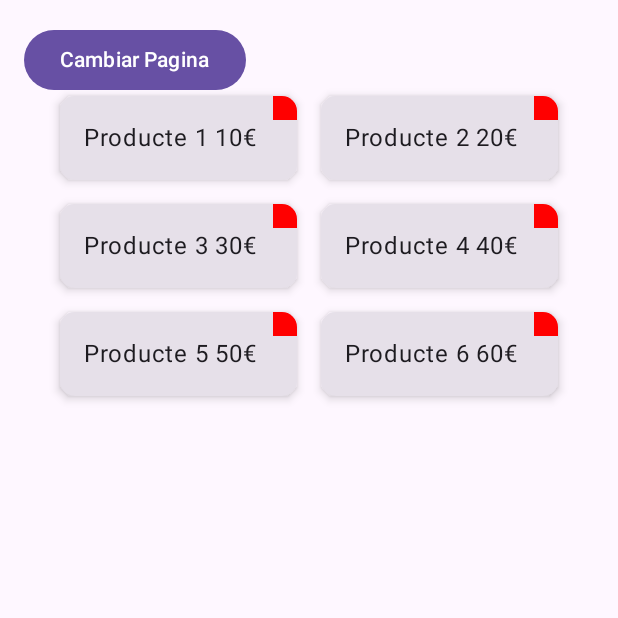
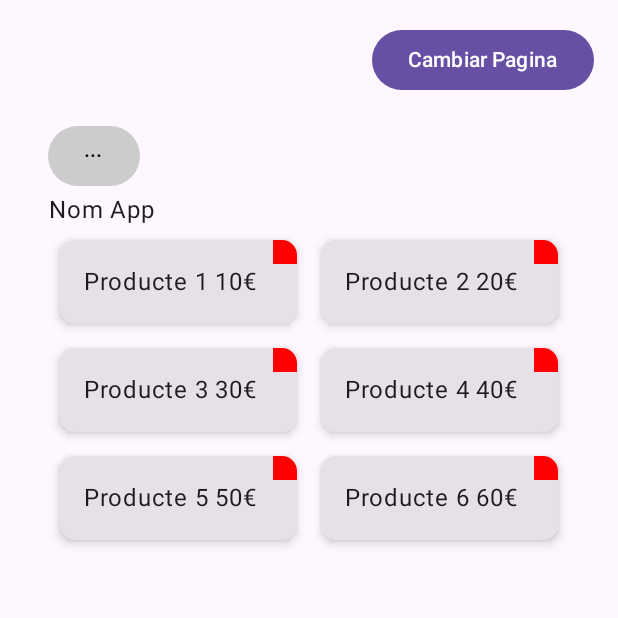
Before and after one commit to inspedralbes/transversal-tr1-2024-2025-android-dam_24_25_tr1g3_android, an Android app built with Jetpack Compose: the screen it shows after launch (MainActivity), after a tap on "Cambiar Pagina", on a phone screen of 412 x 824 dp, the top half of it. Run offline under Robolectric (Android 15) with nearby library versions, the phone set to English and light mode, and no system bars; pictures from the network do not load.

Commit message:
Comenzar a crear la pantalla d'Opcions

```diff
--- a/app/src/main/java/com/example/myapp/MainActivity.kt
+++ b/app/src/main/java/com/example/myapp/MainActivity.kt
@@ -17,6 +17,7 @@ import androidx.compose.foundation.layout.padding
 import androidx.compose.material3.Button
 import androidx.compose.material3.Surface
 import androidx.compose.material3.Text
+import androidx.compose.ui.Alignment
 import androidx.compose.ui.tooling.preview.Preview
 import androidx.compose.ui.unit.dp
 import androidx.compose.ui.unit.sp
@@ -34,52 +35,11 @@ class MainActivity : AppCompatActivity() {
         enableEdgeToEdge()
         super.onCreate(savedInstanceState)
         setContent {
-            val navController = rememberNavController()
             AppTheme {
                 Surface(modifier = Modifier.padding(16.dp).fillMaxSize()){
-                    NavHost(navController = navController, startDestination = "Carrito") {
-                        composable("App") { AppScreen1(navController) }
-                        composable("Carrito") { CarritoScreen1(navController) }
-                    }
+                    NavHost1()
                 }
             }
         }
     }
 }
-
-@Composable
-fun AppScreen1(navController: NavController) {
-    // Aquí és on configurarem el ViewModel com abans
-    val viewModel: AppViewModel = viewModel()
-    AppScreen(viewModel)
-
-    // Botó per navegar a la pantalla de detalls
-    Column {
-        Button(onClick = { navController.navigate("Carrito") }) {
-            Text("Cambiar Pagina")
-        }
-    }
-}
-
-@Composable
-fun CarritoScreen1(navController: NavController) {
-    val viewModel: AppViewModel = viewModel()
-    CarritoScreen(viewModel)
-    // Contingut de la pantalla de detalls
-    Column {
-        Text(text = "Aquesta és la pantalla de detalls", fontSize = 24.sp)
-        Button(onClick = { navController.navigate("App") }) {
-            Text("Cambiar Pagina")
-        }
-    }
-}
-
-@Preview(showBackground = true)
-@Composable
-fun DefaultPreview() {
-    val navController = rememberNavController()
-    NavHost(navController = navController, startDestination = "Carrito") {
-        composable("App") { AppScreen1(navController) }
-        composable("Home") { CarritoScreen1(navController) }
-    }
-}
--- a/app/src/main/java/com/example/myapp/ui/AppScreen.kt
+++ b/app/src/main/java/com/example/myapp/ui/AppScreen.kt
@@ -37,6 +37,8 @@ import com.example.myapp.data.*
 import androidx.compose.ui.Alignment
 import androidx.activity.viewModels
 import androidx.compose.runtime.collectAsState
+import androidx.compose.ui.AbsoluteAlignment
+import androidx.compose.ui.window.PopupProperties
 import androidx.lifecycle.viewmodel.compose.viewModel
 import androidx.navigation.NavController
 import androidx.navigation.compose.NavHost
@@ -58,10 +60,63 @@ fun AppScreen(viewModel: AppViewModel = viewModel()) {
             modifier = Modifier.padding(16.dp).fillMaxSize()
         ) {
             Column {
+                DropdownMenuExample()
                 Text(text = "Nom App", textAlign = TextAlign.Center)
                 // Mostrar la llista de productes
                 ProductList(productes = productes, viewModel = viewModel)
                 ProductList(productes = productesSeleccionats, viewModel = viewModel )
+            }
+        }
+    }
+}
+
+@Composable
+fun DropdownMenuExample() {
+    // Estat per controlar la visibilitat del menú
+    var expanded by remember { mutableStateOf(false) }
+
+    // Contingut del botó i el menú desplegable
+    Box(
+        modifier = Modifier
+            .padding(0.dp)
+    ) {
+        // Botó que activa o desactiva el menú desplegable
+        Button(modifier = Modifier.align(Alignment.TopStart),
+            onClick = { expanded = true },
+            colors = ButtonColors(
+                disabledContainerColor = Color.LightGray,
+                disabledContentColor = Color.Gray,
+                contentColor = Color.Black,
+                containerColor = Color.LightGray
+            )
+        ) {
+            Text("···")
+        }
+
+        // Menú desplegable
+        DropdownMenu(
+            expanded = expanded,
+            onDismissRequest = { expanded = false },
+            properties = PopupProperties(focusable = true),
+            offset = androidx.compose.ui.unit.DpOffset(x = 0.dp, y = 0.dp) // Posició del menú
+
+        ) {
+            Column(modifier = Modifier.fillMaxSize().align(Alignment.CenterHorizontally)) {
+                // Elements del menú
+                DropdownMenuItem(
+                    text = { Text("Opcions de Perfil") },
+                    onClick = {
+                        expanded = false
+                        // Acció per a l'opció 1
+                    }
+                )
+                DropdownMenuItem(
+                    text = { Text("Tancar Sessió") },
+                    onClick = {
+                        expanded = false
+                        // Acció per a l'opció 2
+                    }
+                )
             }
         }
     }
--- /dev/null
+++ b/app/src/main/java/com/example/myapp/ui/NavHost.kt
@@ -0,0 +1,70 @@
+package com.example.myapp.ui
+
+import androidx.compose.runtime.Composable
+import androidx.navigation.NavHost
+import androidx.navigation.compose.composable
+import androidx.navigation.compose.rememberNavController
+import android.os.Bundle
+import androidx.activity.enableEdgeToEdge
+import androidx.appcompat.app.AppCompatActivity
+import androidx.compose.foundation.layout.fillMaxSize
+import androidx.compose.material3.Surface
+import androidx.compose.ui.Modifier
+import androidx.compose.foundation.layout.fillMaxSize
+import androidx.compose.material3.Surface
+import androidx.compose.material3.MaterialTheme
+import androidx.activity.compose.setContent
+import androidx.compose.foundation.layout.Column
+import androidx.compose.foundation.layout.fillMaxSize
+import androidx.compose.foundation.layout.padding
+import androidx.compose.material3.Button
+import androidx.compose.material3.Surface
+import androidx.compose.material3.Text
+import androidx.compose.ui.Alignment
+import androidx.compose.ui.tooling.preview.Preview
+import androidx.compose.ui.unit.dp
+import androidx.compose.ui.unit.sp
+import androidx.lifecycle.viewmodel.compose.viewModel
+import androidx.navigation.NavController
+import androidx.navigation.compose.NavHost
+import androidx.navigation.compose.composable
+import androidx.navigation.compose.rememberNavController
+
+
+@Composable
+fun NavHost1() {
+    val navController = rememberNavController()
+    NavHost(navController = navController, startDestination = "Carrito") {
+        composable("App") { AppScreen1(navController) }
+        composable("Carrito") { CarritoScreen1(navController) }
+    }
+}
+
+@Composable
+fun AppScreen1(navController: NavController) {
+    // Aquí és on configurarem el ViewModel com abans
+    val viewModel: AppViewModel = viewModel()
+
+
+    // Botó per navegar a la pantalla de detalls
+    Column {
+        Button(modifier = Modifier.align(Alignment.End), onClick = { navController.navigate("Carrito") }) {
+            Text("Cambiar Pagina")
+        }
+        AppScreen(viewModel)
+    }
+}
+
+@Composable
+fun CarritoScreen1(navController: NavController) {
+    val viewModel: AppViewModel = viewModel()
+
+    // Contingut de la pantalla de detalls
+    Column {
+        Text(text = "Aquesta és el Carro", fontSize = 24.sp)
+        Button(onClick = { navController.navigate("App") }) {
+            Text("Cambiar Pagina")
+        }
+        CarritoScreen(viewModel)
+    }
+}
```
Also changed, not shown: app/src/main/java/com/example/myapp/Inici.kt (deleted, +0 -11 lines), app/src/main/java/com/example/myapp/ui/OptionsScreen.kt (added, +71 -0 lines), 155 other files.
